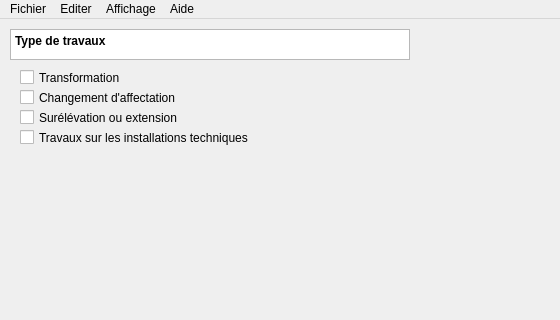
First picture: the form in src/mainwindow.ui, repository LotusField/renergieCH, before the edit; both pictures show x 0 to 560 and y 0 to 320 of the 800 by 600 pixel window.
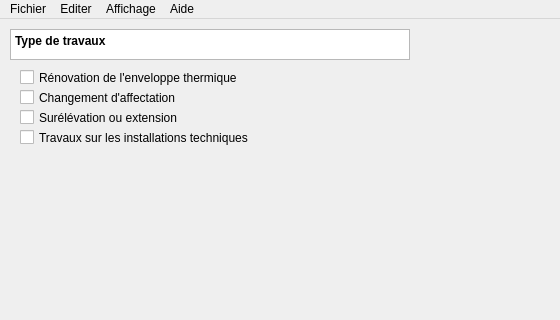
Second picture: the form after the edit.

Commit message:
GUI save dialog completed
Save and load methods in FormDataContainer must be continuously updated as new items are added in the form in the future.

This commit does not implement the simple save button (that remembers the path of the loaded save file).

Patch:
```diff
--- a/src/mainwindow.ui
+++ b/src/mainwindow.ui
@@ -36,7 +36,7 @@
      <set>Qt::InputMethodHint::ImhNone</set>
     </property>
     <property name="text">
-     <string>Transformation</string>
+     <string>Rénovation de l'enveloppe thermique</string>
     </property>
    </widget>
    <widget class="QCheckBox" name="checkBoxAffectationChange">
```
The commit also changes 2 other files.
